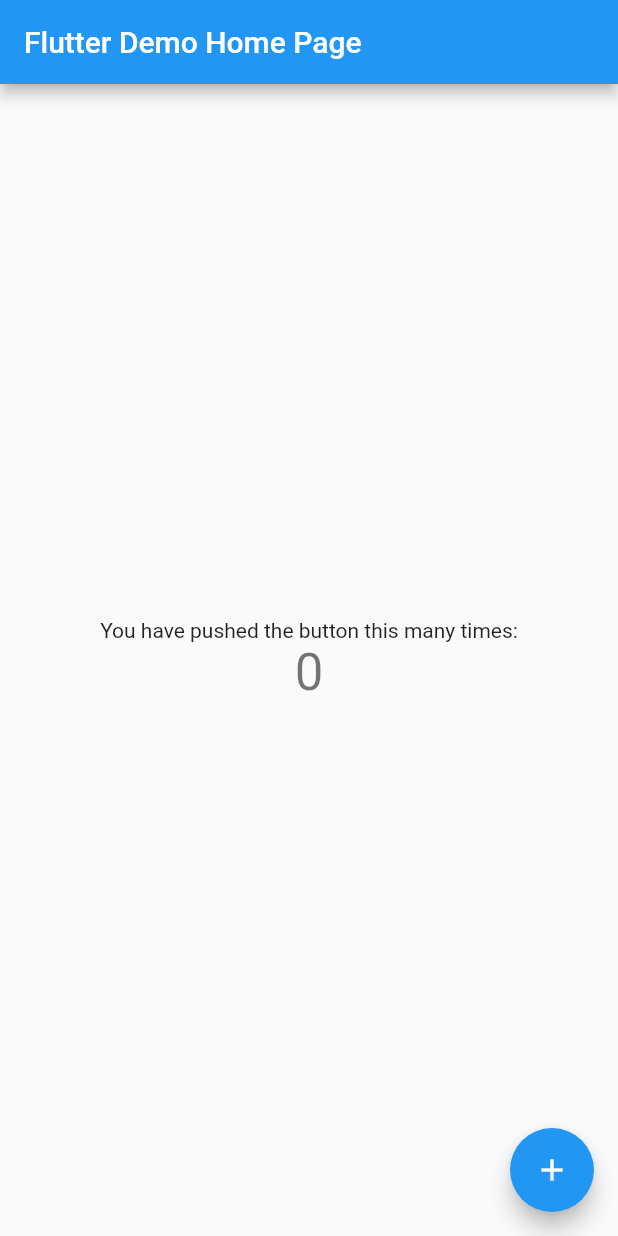
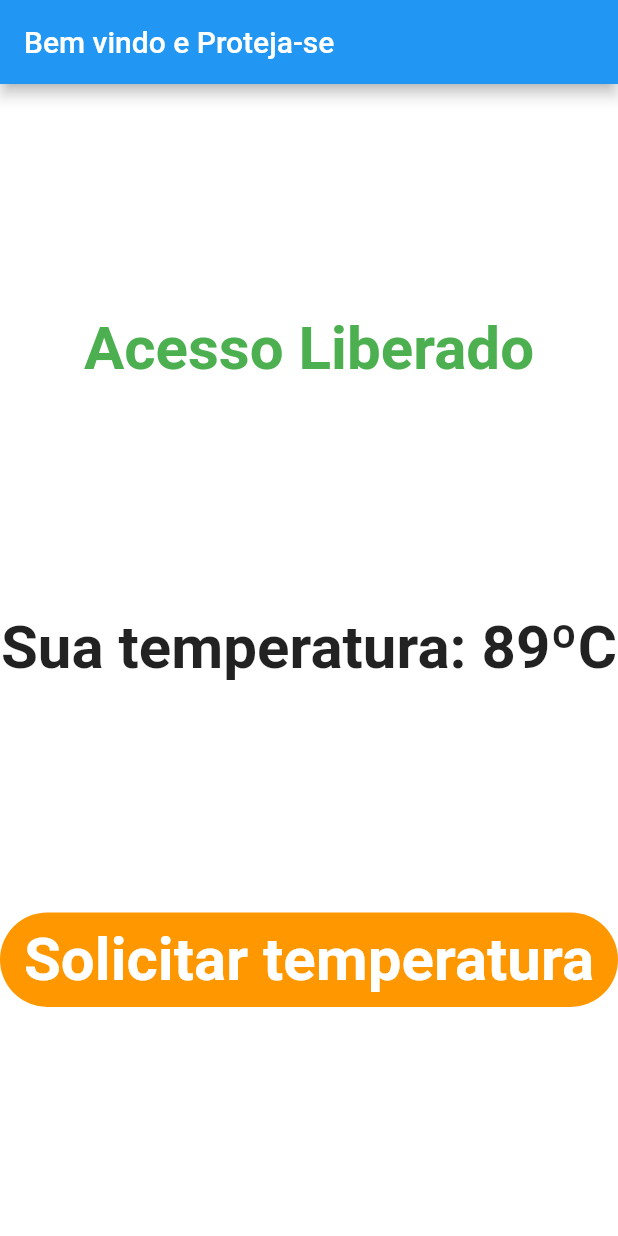
Before and after one commit to WillianLiduenha/Proteja-se_Flutter, a Flutter app: the screen it shows after launch, on a phone screen of 412 x 824 dp. Run offline on Flutter 3.47's test engine with Material 2 defaults, Android fonts, the phone set to English and light mode, and no system bars.

Commit message:
Primeira tela do projeto

```diff
--- a/lib/main.dart
+++ b/lib/main.dart
@@ -1,113 +1,5 @@
 import 'package:flutter/material.dart';
 
-void main() {
-  runApp(MyApp());
-}
+import 'views/routes.dart';
 
-class MyApp extends StatelessWidget {
-  // This widget is the root of your application.
-  @override
-  Widget build(BuildContext context) {
-    return MaterialApp(
-      title: 'Flutter Demo',
-      theme: ThemeData(
-        // This is the theme of your application.
-        //
-        // Try running your application with "flutter run". You'll see the
-        // application has a blue toolbar. Then, without quitting the app, try
-        // changing the primarySwatch below to Colors.green and then invoke
-        // "hot reload" (press "r" in the console where you ran "flutter run",
-        // or simply save your changes to "hot reload" in a Flutter IDE).
-        // Notice that the counter didn't reset back to zero; the application
-        // is not restarted.
-        primarySwatch: Colors.blue,
-      ),
-      home: MyHomePage(title: 'Flutter Demo Home Page'),
-    );
-  }
-}
-
-class MyHomePage extends StatefulWidget {
-  MyHomePage({Key? key, required this.title}) : super(key: key);
-
-  // This widget is the home page of your application. It is stateful, meaning
-  // that it has a State object (defined below) that contains fields that affect
-  // how it looks.
-
-  // This class is the configuration for the state. It holds the values (in this
-  // case the title) provided by the parent (in this case the App widget) and
-  // used by the build method of the State. Fields in a Widget subclass are
-  // always marked "final".
-
-  final String title;
-
-  @override
-  _MyHomePageState createState() => _MyHomePageState();
-}
-
-class _MyHomePageState extends State<MyHomePage> {
-  int _counter = 0;
-
-  void _incrementCounter() {
-    setState(() {
-      // This call to setState tells the Flutter framework that something has
-      // changed in this State, which causes it to rerun the build method below
-      // so that the display can reflect the updated values. If we changed
-      // _counter without calling setState(), then the build method would not be
-      // called again, and so nothing would appear to happen.
-      _counter++;
-    });
-  }
-
-  @override
-  Widget build(BuildContext context) {
-    // This method is rerun every time setState is called, for instance as done
-    // by the _incrementCounter method above.
-    //
-    // The Flutter framework has been optimized to make rerunning build methods
-    // fast, so that you can just rebuild anything that needs updating rather
-    // than having to individually change instances of widgets.
-    return Scaffold(
-      appBar: AppBar(
-        // Here we take the value from the MyHomePage object that was created by
-        // the App.build method, and use it to set our appbar title.
-        title: Text(widget.title),
-      ),
-      body: Center(
-        // Center is a layout widget. It takes a single child and positions it
-        // in the middle of the parent.
-        child: Column(
-          // Column is also a layout widget. It takes a list of children and
-          // arranges them vertically. By default, it sizes itself to fit its
-          // children horizontally, and tries to be as tall as its parent.
-          //
-          // Invoke "debug painting" (press "p" in the console, choose the
-          // "Toggle Debug Paint" action from the Flutter Inspector in Android
-          // Studio, or the "Toggle Debug Paint" command in Visual Studio Code)
-          // to see the wireframe for each widget.
-          //
-          // Column has various properties to control how it sizes itself and
-          // how it positions its children. Here we use mainAxisAlignment to
-          // center the children vertically; the main axis here is the vertical
-          // axis because Columns are vertical (the cross axis would be
-          // horizontal).
-          mainAxisAlignment: MainAxisAlignment.center,
-          children: <Widget>[
-            Text(
-              'You have pushed the button this many times:',
-            ),
-            Text(
-              '$_counter',
-              style: Theme.of(context).textTheme.headline4,
-            ),
-          ],
-        ),
-      ),
-      floatingActionButton: FloatingActionButton(
-        onPressed: _incrementCounter,
-        tooltip: 'Increment',
-        child: Icon(Icons.add),
-      ), // This trailing comma makes auto-formatting nicer for build methods.
-    );
-  }
-}
+void main() => runApp(Routes());
--- /dev/null
+++ b/lib/views/home_page.dart
@@ -0,0 +1,87 @@
+import 'dart:math';
+
+import 'package:flutter/material.dart';
+
+class Home_Page extends StatefulWidget {
+  @override
+  _Inicio createState() => _Inicio();
+}
+
+class _Inicio extends State<Home_Page> {
+  @override
+  Widget build(BuildContext context) {
+    return Scaffold(
+      //início da tela
+      appBar: AppBar(
+        backgroundColor: Colors.blue,
+        title: Text(
+          "Bem vindo e Proteja-se",
+          style: TextStyle(
+            color: Colors.white,
+          ),
+        ),
+        centerTitle: false,
+      ),
+
+      body: Container(
+        color: Colors.white,
+        alignment: Alignment.center,
+        height: double.infinity,
+        child: Column(
+          children: [
+            Expanded(
+              child: Column(
+                mainAxisAlignment: MainAxisAlignment.spaceEvenly,
+                children: [
+
+
+                  Text(
+                    "Acesso Liberado",
+                    style: TextStyle(
+                      fontWeight: FontWeight.bold,
+                          fontSize: 40,
+                          color: Colors.green,
+                    ),
+                  ),
+                  // Text(
+                  //   "Acesso Negado",
+                  //   style: TextStyle(
+                  //     color: Colors.red,
+                  //   ),
+                  // ),
+                  Text(
+                    "Sua temperatura: " + "89" + "ºC",
+                    style: TextStyle(
+                      fontWeight: FontWeight.bold,
+                      fontSize: 40,
+                    ),
+                  ),
+                  Container(
+                    decoration: BoxDecoration(
+                      borderRadius: BorderRadius.all(
+                        Radius.circular(200),
+                      ),
+                      color: Colors.orange,
+                    ),
+                    width: double.infinity,
+                    child: TextButton(
+                      onPressed: () => {},
+                      child: Text(
+                        "Solicitar temperatura",
+                        style: TextStyle(
+                          fontWeight: FontWeight.bold,
+                          fontSize: 40,
+                          color: Colors.white,
+                        ),
+                      ),
+                    ),
+                  ),
+                ],
+              ),
+            ),
+          ],
+        ),
+      ),
+    );
+  }
+}
--- /dev/null
+++ b/lib/views/routes.dart
@@ -0,0 +1,19 @@
+import 'package:flutter/material.dart';
+
+import 'home_page.dart';
+
+class Routes extends StatelessWidget {
+  @override
+  Widget build(BuildContext context) {
+    // Método responsável por desenhar a tela do aplicativo.
+    return MaterialApp(
+            // home: inicio(),
+      routes: {
+        '/': (context) => Home_Page(),
+      },
+
+      initialRoute: '/',
+    );
+    // o home vai indicar qual é a tela inicial da aplicação
+  }
+}
```
Also changed, not shown: 1 other file.
